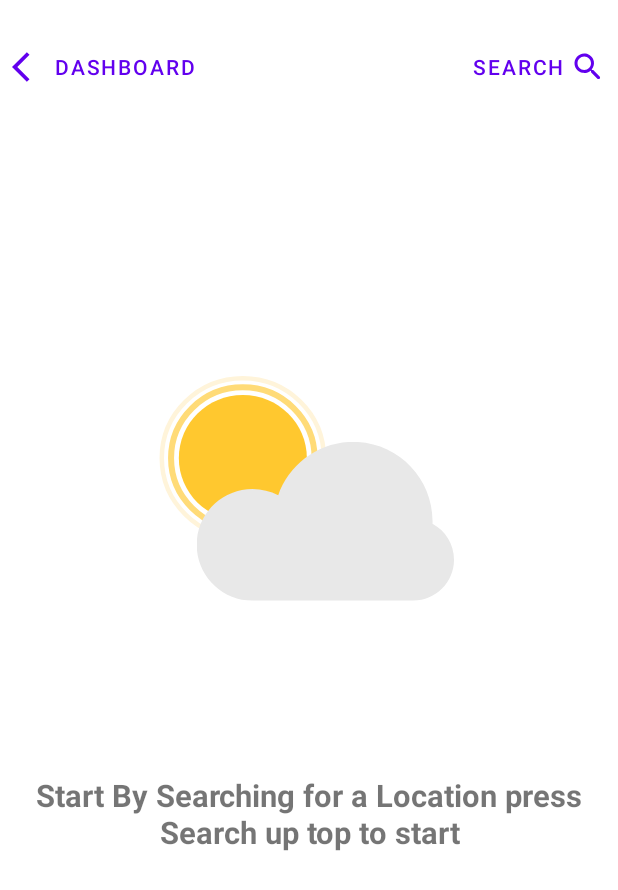
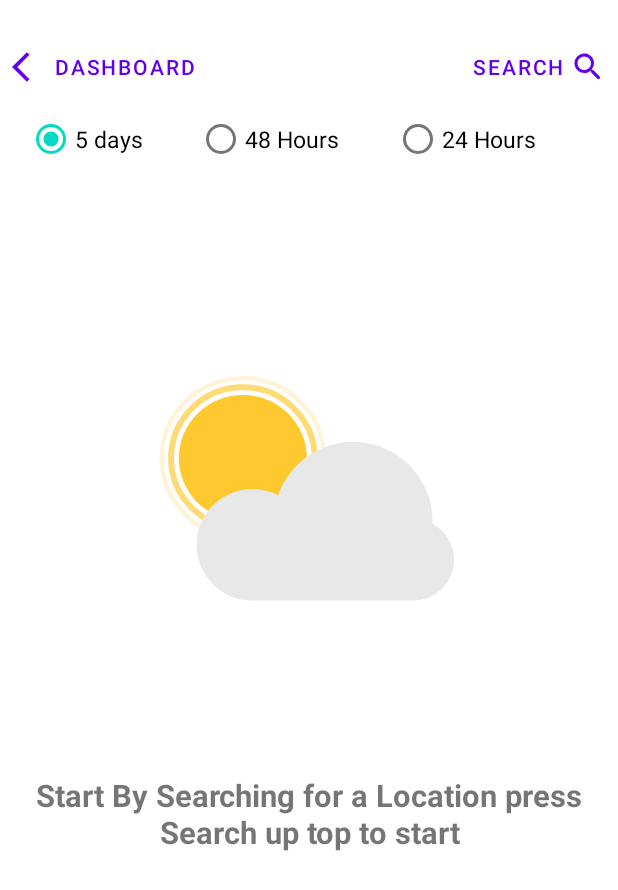
Before and after one commit to Ammar-yas/Trans_Weather, an Android app: the screen it shows after launch (MainActivity), on a phone screen of 412 x 824 dp. Shown: the top 890 px of the screen. Run offline under Robolectric (Android 15) with nearby library versions, the phone set to English and light mode, and no system bars; our stand-ins replace Dagger/Hilt's generated code, Timber, data binding, sdp/ssp sizes; libraries missing offline, so code that uses them is left out: com.pluto, com.pluto.plugin, com.pluto.plugins; pictures from the network do not load; 4 statements that could not run were skipped.

Commit message:
implement forecast feature

```diff
--- /dev/null
+++ b/app/src/main/java/com/example/transweather/features/common/models/Unit.kt
@@ -0,0 +1,5 @@
+package com.example.transweather.features.common.models
+
+const val UNIT = "UNIT"
+
+enum class Unit { Celsius, Fahrenheit }
--- a/app/src/main/java/com/example/transweather/features/common/viewmodel/MainViewModel.kt
+++ b/app/src/main/java/com/example/transweather/features/common/viewmodel/MainViewModel.kt
@@ -3,9 +3,11 @@ package com.example.transweather.features.common.viewmodel
 import androidx.lifecycle.ViewModel
 import androidx.lifecycle.viewModelScope
 import com.example.transweather.core.state.State
+import com.example.transweather.features.common.models.Unit
 import com.example.transweather.features.common.use_case.SearchHistoryUseCase
 import com.example.transweather.features.current_weather.domain.model.CurrentWeatherUIModel
 import com.example.transweather.features.current_weather.domain.use_case.CurrentWeatherUseCase
+import com.example.transweather.features.forecast.domain.model.ForecastUiModel
 import com.example.transweather.features.forecast.domain.use_case.ForecastUseCase
 import com.example.transweather.features.search.data.model.response.LocationResponseDto
 import dagger.hilt.android.lifecycle.HiltViewModel
@@ -27,6 +29,10 @@ class MainViewModel @Inject constructor(
         MutableStateFlow<State<CurrentWeatherUIModel>>(State.Initial())
     val currentWeatherState: StateFlow<State<CurrentWeatherUIModel>> = _currentWeatherState
 
+   private val _forecastState =
+        MutableStateFlow<State<ForecastUiModel>>(State.Initial())
+    val forecastState: StateFlow<State<ForecastUiModel>> = _forecastState
+
 
     fun setSearchLocation(location: LocationResponseDto) {
         searchHistoryUseCase.setLastSearchedLocation(location)
@@ -47,13 +53,35 @@ class MainViewModel @Inject constructor(
     }
 
     fun getWeatherForLocation(
-        location: LocationResponseDto, unit: CurrentWeatherUseCase.Unit? = null
+        location: LocationResponseDto, unit: Unit? = null
     ) {
         viewModelScope.launch {
+            _currentWeatherState.emit(State.Loading())
             currentWeatherUseCase(location, unit).collectLatest {
                 _currentWeatherState.emit(it)
             }
         }
     }
 
+    fun getCurrentForecast() {
+        val lastSearchedLocation = searchHistoryUseCase.getLastSearchedLocation()
+        if (lastSearchedLocation == null) {
+            viewModelScope.launch {
+                _forecastState.emit(State.Success(null))
+            }
+            return
+        }
+        getForecastForLocation(lastSearchedLocation)
+
+    }
+
+    fun getForecastForLocation(location: LocationResponseDto, onlyOneDay: Boolean? = null) {
+        viewModelScope.launch {
+            _forecastState.emit(State.Loading())
+            forecastUseCase(location, onlyOneDay).collectLatest {
+                _forecastState.emit(it)
+            }
+        }
+    }
+
 }
--- a/app/src/main/java/com/example/transweather/features/current_weather/domain/model/CurrentWeatherUIModel.kt
+++ b/app/src/main/java/com/example/transweather/features/current_weather/domain/model/CurrentWeatherUIModel.kt
@@ -1,6 +1,6 @@
 package com.example.transweather.features.current_weather.domain.model
 
-import com.example.transweather.features.current_weather.domain.use_case.CurrentWeatherUseCase
+import com.example.transweather.features.common.models.Unit
 import com.example.transweather.features.search.data.model.response.LocationResponseDto
 
 class CurrentWeatherUIModel(val locationResponseDto: LocationResponseDto) {
@@ -10,6 +10,6 @@ class CurrentWeatherUIModel(val locationResponseDto: LocationResponseDto) {
     var temp = ""
     var main = ""
     var description = ""
-    var unit: CurrentWeatherUseCase.Unit = CurrentWeatherUseCase.Unit.Celsius
+    var unit: Unit = Unit.Celsius
 
 }
--- a/app/src/main/java/com/example/transweather/features/current_weather/domain/use_case/CurrentWeatherUseCase.kt
+++ b/app/src/main/java/com/example/transweather/features/current_weather/domain/use_case/CurrentWeatherUseCase.kt
@@ -2,6 +2,9 @@ package com.example.transweather.features.current_weather.domain.use_case
 
 import com.example.transweather.core.state.State
 import com.example.transweather.core.storage_manager.StorageManager
+import com.example.transweather.features.common.convertKelvinToUnit
+import com.example.transweather.features.common.models.UNIT
+import com.example.transweather.features.common.models.Unit
 import com.example.transweather.features.current_weather.data.model.response.CurrentWeatherDto
 import com.example.transweather.features.current_weather.domain.model.CurrentWeatherUIModel
 import com.example.transweather.features.current_weather.domain.repository.CurrentWeatherRepository
@@ -14,7 +17,7 @@ import javax.inject.Inject
 class CurrentWeatherUseCase @Inject constructor(
     private val repo: CurrentWeatherRepository, private val storageManager: StorageManager
 ) {
-    var measuringUnit: Unit
+    private var measuringUnit: Unit
 
     init {
         val unitString = storageManager.getString(UNIT, Unit.Celsius.toString())
@@ -43,7 +46,10 @@ class CurrentWeatherUseCase @Inject constructor(
 
     }
 
-    private fun getUiModel(data: CurrentWeatherDto?, locationResponseDto: LocationResponseDto): CurrentWeatherUIModel? {
+    private fun getUiModel(
+        data: CurrentWeatherDto?,
+        locationResponseDto: LocationResponseDto
+    ): CurrentWeatherUIModel? {
         data ?: return null
         return CurrentWeatherUIModel(locationResponseDto).apply {
             iconUrl = "https://openweathermap.org/img/wn/${data.weather?.first()?.icon}@4x.png"
@@ -54,17 +60,5 @@ class CurrentWeatherUseCase @Inject constructor(
         }
     }
 
-    private fun getTemp(kelvin: Double?): Int {
-        kelvin ?: return 0
-        return when (measuringUnit) {
-            Unit.Celsius -> kelvin - 273.15
-            Unit.Fahrenheit -> (kelvin - 273.15) * 1.8 + 32
-        }.toInt()
-    }
-
-    companion object {
-        private const val UNIT = "UNIT"
-    }
-
-    enum class Unit { Celsius, Fahrenheit }
+    private fun getTemp(kelvin: Double?) = convertKelvinToUnit(kelvin, measuringUnit).toInt()
 }
--- a/app/src/main/java/com/example/transweather/features/forecast/domain/use_case/ForecastUseCase.kt
+++ b/app/src/main/java/com/example/transweather/features/forecast/domain/use_case/ForecastUseCase.kt
@@ -1,12 +1,54 @@
 package com.example.transweather.features.forecast.domain.use_case
 
+import com.example.transweather.core.state.State
+import com.example.transweather.core.storage_manager.StorageManager
+import com.example.transweather.features.common.models.UNIT
+import com.example.transweather.features.common.models.Unit
+import com.example.transweather.features.current_weather.data.model.response.CurrentWeatherDto
+import com.example.transweather.features.current_weather.domain.model.CurrentWeatherUIModel
+import com.example.transweather.features.current_weather.domain.use_case.CurrentWeatherUseCase
+import com.example.transweather.features.forecast.data.model.response.ForecastDto
+import com.example.transweather.features.forecast.domain.model.ForecastUiModel
 import com.example.transweather.features.forecast.domain.repository.ForecastRepository
+import com.example.transweather.features.search.data.model.response.LocationResponseDto
 import kotlinx.coroutines.flow.flow
+import kotlinx.coroutines.flow.map
+import java.util.*
+import java.util.concurrent.TimeUnit
 import javax.inject.Inject
 
-class ForecastUseCase @Inject constructor(private val repo: ForecastRepository) {
+class ForecastUseCase @Inject constructor(
+    private val repo: ForecastRepository,
+    storageManager: StorageManager
+) {
 
-    operator fun invoke(lat: String, lon: String) = flow {
-        emit(repo.getForecast(mapOf("lat" to lat, "lon" to lon)))
+    private var measuringUnit: Unit
+
+    init {
+        val unitString = storageManager.getString(UNIT, Unit.Celsius.toString())
+        measuringUnit = if (unitString == Unit.Celsius.toString()) Unit.Celsius else Unit.Fahrenheit
+    }
+
+    operator fun invoke(location: LocationResponseDto, onlyOneDay: Boolean? = null) = flow {
+        emit(repo.getForecast(location.queryMap))
+    }.map {
+        when (it) {
+            is State.Error -> State.Error(it.message, it.exception)
+            is State.Initial -> State.Initial()
+            is State.Loading -> State.Loading()
+            is State.Success -> State.Success(getUiModel(it.data, location, onlyOneDay))
+        }
+    }
+
+    private fun getUiModel(data: ForecastDto?, location: LocationResponseDto,onlyOneDay: Boolean? = null
+    ): ForecastUiModel? {
+        data ?: return null
+        val beforeTime = TimeUnit.MILLISECONDS.toSeconds(Date().time) + when(onlyOneDay){
+            true -> TimeUnit.DAYS.toSeconds(1)
+            false -> TimeUnit.DAYS.toSeconds(2)
+            null -> TimeUnit.DAYS.toSeconds(5)
+        }
+        val filteredData = data.list?.filter { it.dt <= beforeTime } ?:  return null
+        return ForecastUiModel(filteredData, location, measuringUnit)
     }
 }
--- /dev/null
+++ b/app/src/main/java/com/example/transweather/features/forecast/presentation/ForecastFragment.kt
@@ -0,0 +1,119 @@
+package com.example.transweather.features.forecast.presentation
+
+import android.os.Bundle
+import android.view.View
+import androidx.core.view.isVisible
+import androidx.fragment.app.setFragmentResultListener
+import androidx.hilt.navigation.fragment.hiltNavGraphViewModels
+import androidx.lifecycle.lifecycleScope
+import androidx.recyclerview.widget.PagerSnapHelper
+import com.example.transweather.R
+import com.example.transweather.core.basefragment.BaseFragment
+import com.example.transweather.core.state.State
+import com.example.transweather.databinding.FragmentForecastBinding
+import com.example.transweather.features.common.adapters.SearchHistoryAdapter
+import com.example.transweather.features.common.viewmodel.MainViewModel
+import com.example.transweather.features.forecast.domain.model.ForecastUiModel
+import com.example.transweather.features.forecast.domain.model.TempIntervalUiModel
+import com.example.transweather.features.forecast.presentation.adapter.ForecastAdapter
+import com.example.transweather.features.search.data.model.response.LocationResponseDto
+import com.example.transweather.features.search.presentation.LOCATION_CLICKED
+import com.pluto.plugin.utilities.extensions.toast
+import kotlinx.coroutines.flow.collectLatest
+import kotlinx.coroutines.launch
+import timber.log.Timber
+
+class ForecastFragment : BaseFragment<FragmentForecastBinding>(R.layout.fragment_forecast) {
+
+    private val mainViewModel: MainViewModel by hiltNavGraphViewModels(R.id.nav_graph)
+
+    override fun onViewCreated(view: View, savedInstanceState: Bundle?) {
+        super.onViewCreated(view, savedInstanceState)
+        setupSearchHistoryRv()
+        setupForecastRv()
+        setupRadioGroup()
+        collectCurrentWeatherState()
+        binding.searchBtn.setOnClickListener { navigate(R.id.action_currentWeatherFragment_to_searchFragment) }
+        setFragmentResultListener(LOCATION_CLICKED) { _, bundle ->
+            if (bundle.getBoolean(LOCATION_CLICKED)) {
+                mainViewModel.getCurrentForecast()
+            }
+        }
+    }
+
+    private fun setupSearchHistoryRv() {
+        binding.searchHistoryRv.adapter = SearchHistoryAdapter {
+            mainViewModel.getForecastForLocation(it, isOnlyOneDay())
+        }
+        PagerSnapHelper().attachToRecyclerView(binding.searchHistoryRv)
+    }
+
+    private fun setupForecastRv() {
+        binding.forecastRv.adapter = ForecastAdapter()
+    }
+
+    private fun isOnlyOneDay(): Boolean? {
+        return when (binding.radioGroup.checkedRadioButtonId) {
+            R.id.twentyFourHours -> true
+            R.id.fortyEightHours -> false
+            else -> null
+        }
+    }
+
+    private fun setupRadioGroup() {
+        binding.radioGroup.setOnCheckedChangeListener { _, _ ->
+
+            val lastState = mainViewModel.forecastState.value
+            if (lastState is State.Success) {
+                val location = lastState.data?.location
+                showSearchGroup(location == null)
+                location ?: return@setOnCheckedChangeListener
+                mainViewModel.getForecastForLocation(location, isOnlyOneDay())
+            }
+        }
+    }
+
+    private fun collectCurrentWeatherState() {
+        viewLifecycleOwner.lifecycleScope.launch {
+            mainViewModel.forecastState.collectLatest {
+                binding.progress.isVisible = false
+                when (it) {
+                    is State.Initial -> mainViewModel.getCurrentForecast()
+                    is State.Loading -> binding.progress.isVisible = true
+                    is State.Error -> {
+                        Timber.w(it.exception, it.message )
+                        toast(getString(R.string.something_went_wriong))
+                    }
+                    is State.Success -> handleSuccessState(it.data)
+                }
+            }
+        }
+    }
+
+    private fun handleSuccessState(weatherDto: ForecastUiModel?) {
+        showSearchGroup(weatherDto == null)
+        weatherDto ?: return
+        binding.locationTv.text = weatherDto.name
+        updateForecastRV(weatherDto.tempIntervals)
+        updateSearchHistoryRv()
+    }
+
+    private fun showSearchGroup(show: Boolean) {
+        binding.weatherInfoGroup.isVisible = !show
+        binding.startBySearchGroup.isVisible = show
+    }
+
+    private fun updateForecastRV(tempIntervals: List<TempIntervalUiModel>) {
+        val adapter = binding.forecastRv.adapter as? ForecastAdapter
+        adapter?.intervals = tempIntervals
+    }
+
+
+    private fun updateSearchHistoryRv() {
+        val currentList: List<LocationResponseDto> = mainViewModel.getSearchHistory(10)
+        val adapter = binding.searchHistoryRv.adapter as? SearchHistoryAdapter
+        adapter?.locations = currentList
+    }
+
+
+}
--- /dev/null
+++ b/app/src/main/res/layout/fragment_forecast.xml
@@ -0,0 +1,172 @@
+<?xml version="1.0" encoding="utf-8"?>
+<layout xmlns:android="http://schemas.android.com/apk/res/android"
+    xmlns:app="http://schemas.android.com/apk/res-auto"
+    xmlns:tools="http://schemas.android.com/tools">
+
+    <androidx.constraintlayout.widget.ConstraintLayout
+        android:layout_width="match_parent"
+        android:animateLayoutChanges="true"
+        android:layout_height="match_parent">
+
+        <Button
+            android:id="@+id/dashboardBtn"
+            style="@style/Widget.MaterialComponents.Button.TextButton"
+            android:layout_width="wrap_content"
+            android:layout_height="wrap_content"
+            android:layout_marginTop="@dimen/_16sdp"
+            android:text="@string/dashboard"
+            app:icon="@drawable/back"
+            app:iconGravity="textStart"
+            app:layout_constraintStart_toStartOf="parent"
+            app:layout_constraintTop_toTopOf="parent" />
+
+        <Button
+            android:id="@+id/searchBtn"
+            style="@style/Widget.MaterialComponents.Button.TextButton"
+            android:layout_width="wrap_content"
+            android:layout_height="wrap_content"
+            android:layout_marginTop="@dimen/_16sdp"
+            android:text="@string/search"
+            app:icon="@drawable/search"
+            app:iconGravity="textEnd"
+            app:layout_constraintEnd_toEndOf="parent"
+            app:layout_constraintTop_toTopOf="parent" />
+
+
+
+        <com.google.android.material.textview.MaterialTextView
+            android:id="@+id/locationTv"
+            android:layout_width="match_parent"
+            android:layout_height="wrap_content"
+            android:layout_marginTop="@dimen/_12sdp"
+            android:letterSpacing=".3"
+            android:textAlignment="center"
+            android:textColor="?attr/colorOnSurface"
+            android:textSize="@dimen/_22ssp"
+            android:textStyle="bold"
+            app:layout_constraintTop_toBottomOf="@id/dashboardBtn"
+            app:textAllCaps="true"
+            tools:text="Cairo" />
+
+        <RadioGroup
+            android:id="@+id/radioGroup"
+            android:layout_width="match_parent"
+            android:layout_height="wrap_content"
+            android:checkedButton="@+id/fiveDays"
+            android:orientation="horizontal"
+            android:paddingHorizontal="@dimen/_14sdp"
+            app:layout_constraintTop_toBottomOf="@id/locationTv">
+
+            <RadioButton
+                android:id="@+id/fiveDays"
+                android:layout_width="wrap_content"
+                android:layout_height="match_parent"
+                android:layout_weight="1"
+                android:text="@string/five_days"
+                android:textSize="@dimen/_12ssp"
+                tools:checked="true" />
+
+            <RadioButton
+                android:id="@+id/fortyEightHours"
+                android:layout_width="wrap_content"
+                android:layout_height="match_parent"
+                android:layout_weight="1"
+                android:text="@string/forty_eight_hours"
+                android:textSize="@dimen/_12ssp" />
+
+            <RadioButton
+                android:id="@+id/twentyFourHours"
+                android:layout_width="wrap_content"
+                android:layout_height="match_parent"
+                android:layout_weight="1"
+                android:text="@string/twenty_four_hours"
+                android:textSize="@dimen/_12ssp" />
+        </RadioGroup>
+
+        <com.google.android.material.progressindicator.CircularProgressIndicator
+            android:id="@+id/progress"
+            android:layout_width="@dimen/_48sdp"
+            android:layout_height="@dimen/_48sdp"
+            android:indeterminate="true"
+            android:visibility="gone"
+            app:layout_constraintBottom_toBottomOf="parent"
+            app:layout_constraintEnd_toEndOf="parent"
+            app:layout_constraintStart_toStartOf="parent"
+            app:layout_constraintTop_toTopOf="parent"
+            app:layout_constraintVertical_bias=".4"
+            tools:visibility="visible" />
+
+        <androidx.recyclerview.widget.RecyclerView
+            android:id="@+id/forecastRv"
+            android:layout_width="0dp"
+            android:layout_height="0dp"
+            android:layout_marginVertical="@dimen/_8sdp"
+            android:clipToPadding="false"
+            android:paddingHorizontal="@dimen/_8sdp"
+            android:paddingTop="@dimen/_16sdp"
+            android:paddingBottom="@dimen/_50sdp"
+            app:layoutManager="androidx.recyclerview.widget.LinearLayoutManager"
+            app:layout_constraintBottom_toTopOf="@id/searchHistoryRv"
+            app:layout_constraintEnd_toEndOf="parent"
+            app:layout_constraintStart_toStartOf="parent"
+            app:layout_constraintTop_toBottomOf="@+id/radioGroup"
+            tools:listitem="@layout/item_forecast" />
+
+
+        <androidx.recyclerview.widget.RecyclerView
+            android:id="@+id/searchHistoryRv"
+            android:layout_width="0dp"
+            android:layout_height="@dimen/_120sdp"
+            android:clipToPadding="false"
+            android:orientation="horizontal"
+            android:paddingHorizontal="@dimen/_16sdp"
+            app:layoutManager="androidx.recyclerview.widget.LinearLayoutManager"
+            app:layout_constraintBottom_toBottomOf="parent"
+            app:layout_constraintEnd_toEndOf="parent"
+            app:layout_constraintStart_toStartOf="parent"
+            tools:listitem="@layout/item_recent_search" />
+
+        <androidx.constraintlayout.widget.Group
+            android:id="@+id/weatherInfoGroup"
+            android:layout_width="wrap_content"
+            android:layout_height="wrap_content"
+            app:constraint_referenced_ids="locationTv,forecastRv,searchHistoryRv" />
+
+        <androidx.constraintlayout.widget.Group
+            android:id="@+id/startBySearchGroup"
+            android:layout_width="wrap_content"
+            android:layout_height="wrap_content"
+            android:visibility="gone"
+            app:constraint_referenced_ids="searchAnimation,startBySearchingTv" />
+
+        <com.airbnb.lottie.LottieAnimationView
+            android:id="@+id/searchAnimation"
+            android:layout_width="match_parent"
+            android:layout_height="wrap_content"
+            android:visibility="gone"
+            app:layout_constraintBottom_toTopOf="@id/startBySearchingTv"
+            app:layout_constraintTop_toBottomOf="@id/dashboardBtn"
+            app:layout_constraintVertical_bias=".4"
+            app:layout_constraintVertical_chainStyle="packed"
+            app:lottie_autoPlay="true"
+            app:lottie_loop="true"
+            app:lottie_rawRes="@raw/weather_search"
+            tools:visibility="visible" />
+
+        <com.google.android.material.textview.MaterialTextView
+            android:id="@+id/startBySearchingTv"
+            android:layout_width="match_parent"
+            android:layout_height="wrap_content"
+            android:layout_marginHorizontal="@dimen/_16sdp"
+            android:layout_marginTop="@dimen/_16sdp"
+            android:text="@string/start_by_searching_for_a_location_press_search_up_top_to_start"
+            android:textAlignment="center"
+            android:textSize="@dimen/_16sdp"
+            android:textStyle="bold"
+            app:layout_constraintBottom_toBottomOf="parent"
+            app:layout_constraintTop_toBottomOf="@id/searchAnimation" />
+
+
+
+    </androidx.constraintlayout.widget.ConstraintLayout>
+</layout>
--- a/app/src/main/res/navigation/nav_graph.xml
+++ b/app/src/main/res/navigation/nav_graph.xml
@@ -3,7 +3,7 @@
     xmlns:app="http://schemas.android.com/apk/res-auto"
     xmlns:tools="http://schemas.android.com/tools"
     android:id="@+id/nav_graph"
-    app:startDestination="@id/currentWeatherFragment">
+    app:startDestination="@id/forecastFragment">
 
 
     <fragment
@@ -12,11 +12,31 @@
         tools:layout="@layout/fragment_current_weather">
         <action
             android:id="@+id/action_currentWeatherFragment_to_searchFragment"
+            app:destination="@id/searchFragment"
             app:enterAnim="@android:anim/fade_in"
             app:exitAnim="@android:anim/fade_out"
             app:popEnterAnim="@android:anim/fade_in"
-            app:popExitAnim="@android:anim/fade_out"
-            app:destination="@id/searchFragment" />
+            app:popExitAnim="@android:anim/fade_out" />
+        <action
+            android:id="@+id/action_currentWeatherFragment_to_forecastFragment"
+            app:destination="@id/forecastFragment"
+            app:enterAnim="@android:anim/fade_in"
+            app:exitAnim="@android:anim/fade_out"
+            app:popEnterAnim="@android:anim/fade_in"
+            app:popExitAnim="@android:anim/fade_out" />
+    </fragment>
+
+    <fragment
+        android:id="@+id/forecastFragment"
+        android:name="com.example.transweather.features.forecast.presentation.ForecastFragment"
+        tools:layout="@layout/fragment_forecast">
+        <action
+            android:id="@+id/action_currentWeatherFragment_to_searchFragment"
+            app:destination="@id/searchFragment"
+            app:enterAnim="@android:anim/fade_in"
+            app:exitAnim="@android:anim/fade_out"
+            app:popEnterAnim="@android:anim/fade_in"
+            app:popExitAnim="@android:anim/fade_out" />
     </fragment>
 
     <fragment
--- a/app/src/main/res/values/strings.xml
+++ b/app/src/main/res/values/strings.xml
@@ -18,4 +18,7 @@
     <string name="something_went_wriong">Something went wrong please try again later</string>
     <string name="search">Search</string>
     <string name="start_by_searching_for_a_location_press_search_up_top_to_start">Start By Searching for a Location press Search up top to start</string>
+    <string name="five_days">5 days</string>
+    <string name="forty_eight_hours">48 Hours</string>
+    <string name="twenty_four_hours">24 Hours</string>
 </resources>
```
Also changed, not shown: app/src/main/java/com/example/transweather/features/common/utils.kt (added, +12 -0 lines), app/src/main/java/com/example/transweather/features/current_weather/presentation/CurrentWeatherFragment.kt (+5 -7 lines), app/src/main/java/com/example/transweather/features/forecast/data/model/response/ForecastIntervalData.kt (+2 -14 lines), app/src/main/java/com/example/transweather/features/forecast/domain/model/ForecastUiModel.kt (added, +32 -0 lines), app/src/main/java/com/example/transweather/features/forecast/presentation/adapter/ForecastAdapter.kt (added, +45 -0 lines), app/src/main/res/layout/item_forecast.xml (added, +46 -0 lines).
